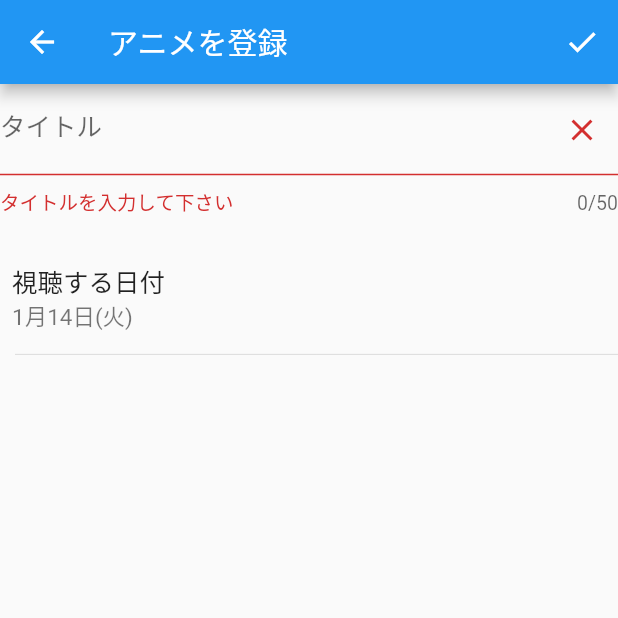
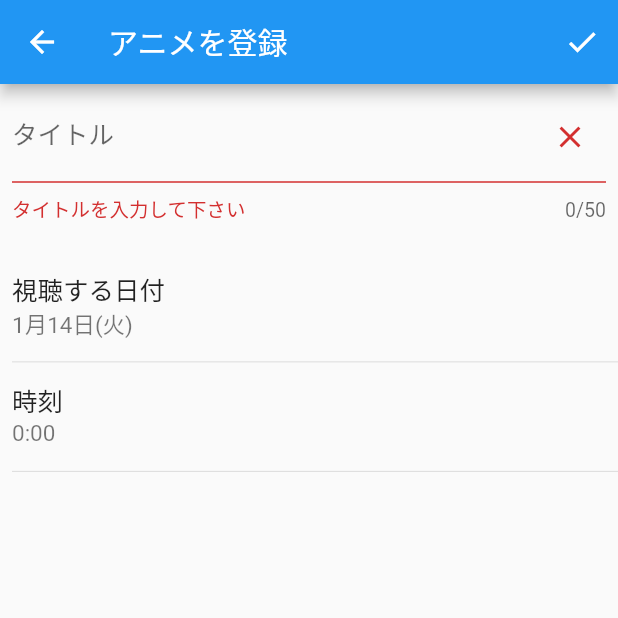
Before and after one commit to KazuyoshiHidaka/anilife-mobile, a Flutter app: the CreateAnimePage screen opened by its route, on a phone screen of 412 x 824 dp, the top half of it. Run offline on Flutter 3.47's test engine with Material 2 defaults, Android fonts, the phone set to English and light mode, and no system bars; our stand-ins replace dynamic_theme.

Commit message:
add timePicker field

```diff
--- a/lib/models/anime.dart
+++ b/lib/models/anime.dart
@@ -1,15 +1,15 @@
 class Anime {
+  Anime(this.id, this.title, this.schedules);
+
   final int id;
   final String title;
   final List<AnimeSchedule> schedules;
-
-  Anime(this.id, this.title, this.schedules);
 }
 
 class AnimeSchedule {
+  AnimeSchedule(this.broadcaster, this.time, this.notifyMinutesAgo);
+
   final String broadcaster;
   final DateTime time;
   final int notifyMinutesAgo;
-
-  AnimeSchedule(this.broadcaster, this.time, this.notifyMinutesAgo);
 }
--- a/lib/screens/create_anime_page/create_anime.dart
+++ b/lib/screens/create_anime_page/create_anime.dart
@@ -1,4 +1,5 @@
 import 'package:anilife_mobile/screens/create_anime_page/date_picker_form_field.dart';
+import 'package:anilife_mobile/screens/create_anime_page/time_picker_form_field.dart';
 import 'package:anilife_mobile/screens/create_anime_page/title_form_field.dart';
 import 'package:flutter/material.dart';
 
@@ -37,15 +38,26 @@ class CreateAnimePage extends StatelessWidget {
         child: Column(
           crossAxisAlignment: CrossAxisAlignment.start,
           children: <Widget>[
-            TitleFormField(),
-            SizedBox(
-              height: 20,
+            Padding(
+              padding: EdgeInsets.only(
+                top: 5,
+                left: 8,
+                right: 8,
+                bottom: 20,
+              ),
+              child: TitleFormField(),
             ),
             DatePickerFormField(),
             Divider(
               height: 1,
-              indent: 10,
-            )
+              indent: 8,
+            ),
+            TimePickerFormField(),
+            Divider(
+              height: 1,
+              indent: 8,
+            ),
+            // EveryTimeFormField(),
           ],
         ),
       ),
--- a/lib/screens/create_anime_page/date_picker_form_field.dart
+++ b/lib/screens/create_anime_page/date_picker_form_field.dart
@@ -23,7 +23,6 @@ class _DatePickerFormFieldState extends State<DatePickerFormField> {
       initialValue: _dateStateValue(),
       builder: (state) {
         return FlatButton(
-          padding: EdgeInsets.all(0),
           onPressed: () async {
             DateTime selectedDate = await showDatePicker(
               context: context,
@@ -51,6 +50,7 @@ class _DatePickerFormFieldState extends State<DatePickerFormField> {
               vertical: 0,
             ),
           ),
+          padding: EdgeInsets.all(0),
         );
       },
     );
--- /dev/null
+++ b/lib/screens/create_anime_page/time_picker_form_field.dart
@@ -0,0 +1,38 @@
+import 'package:flutter/material.dart';
+
+class TimePickerFormField extends StatelessWidget {
+  @override
+  Widget build(BuildContext context) {
+    return FormField(
+      initialValue: TimeOfDay(hour: 0, minute: 0).format(context),
+      builder: (state) {
+        return FlatButton(
+          onPressed: () async {
+            TimeOfDay selectedTime = await showTimePicker(
+              context: context,
+              initialTime: TimeOfDay(hour: 0, minute: 0),
+            );
+            if (selectedTime != null) {
+              state.didChange(
+                selectedTime.format(context),
+              );
+            }
+          },
+          child: ListTile(
+            title: Text(
+              "時刻",
+            ),
+            subtitle: Text(
+              "${state.value}",
+            ),
+            contentPadding: EdgeInsets.symmetric(
+              horizontal: 8,
+              vertical: 0,
+            ),
+          ),
+          padding: EdgeInsets.all(0),
+        );
+      },
+    );
+  }
+}
--- a/lib/screens/create_anime_page/title_form_field.dart
+++ b/lib/screens/create_anime_page/title_form_field.dart
@@ -8,6 +8,7 @@ class TitleFormField extends StatefulWidget {
 class _TitleFormFieldState extends State<TitleFormField> {
   final _titleField = TextEditingController();
 
+  @override
   void dispose() {
     _titleField.dispose();
     super.dispose();
```
